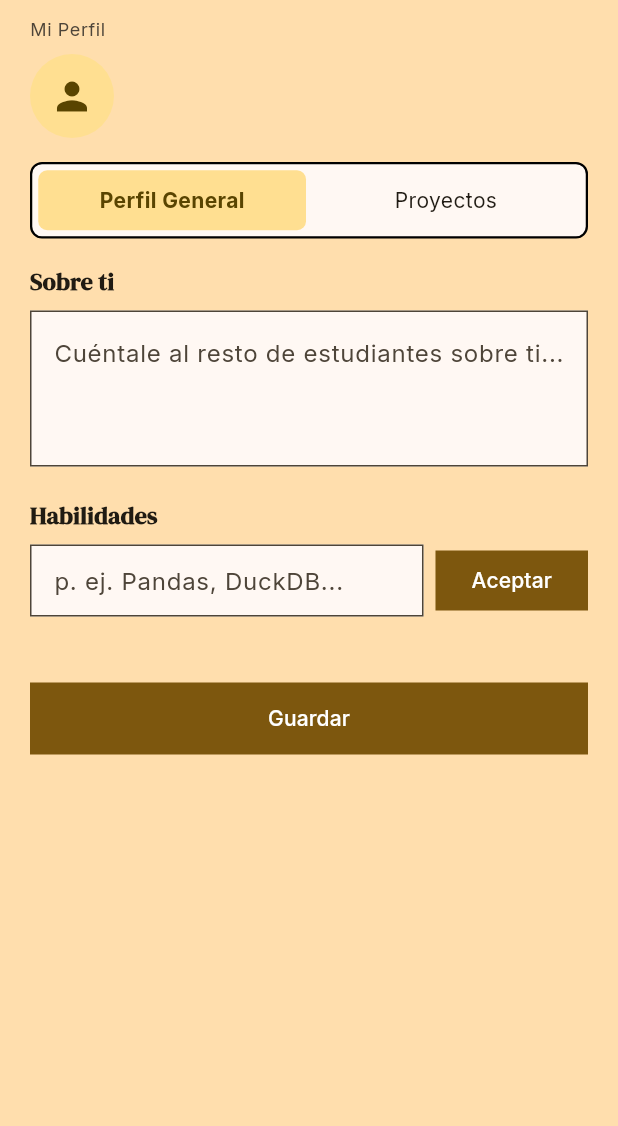
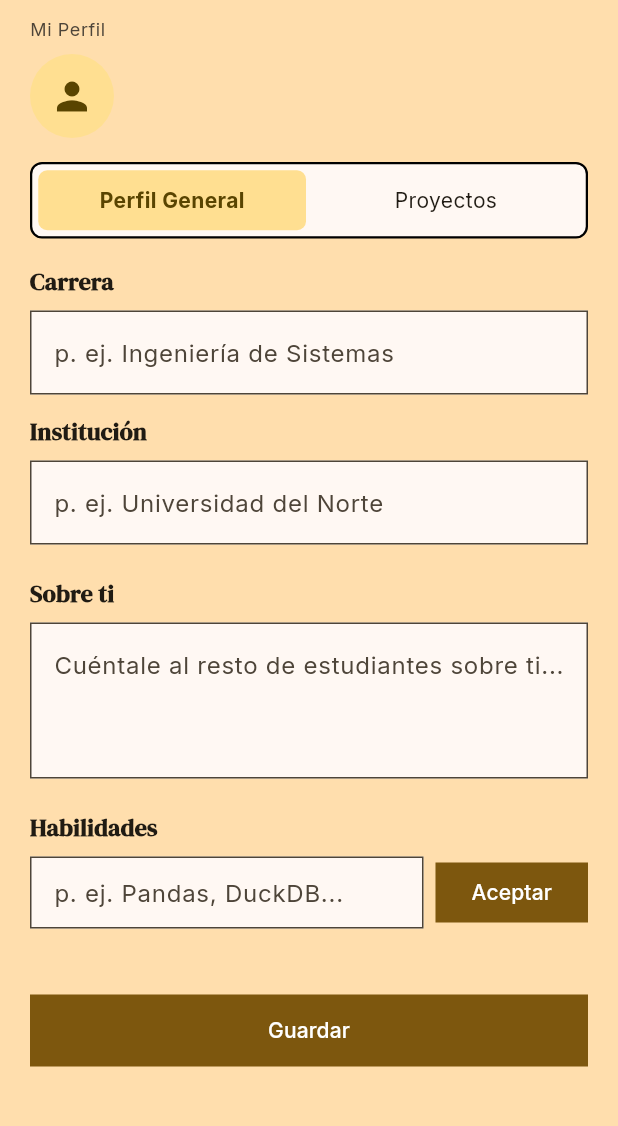
Before and after one commit to kicconsu/design-thinking, a Flutter app: the EditProfilePage screen opened directly, after a tap on "Aceptar", on a phone screen of 412 x 824 dp, the part 84-1210 px from its top. Run offline on Flutter 3.47's test engine with Material 3 defaults, Android fonts, the phone set to English and light mode, and no system bars; our stand-ins replace flex_color_scheme, flutter_secure_storage, get, google_fonts, loggy, shared_preferences; missing offline and left inert: roble; accounts and stored records are empty.

Commit message:
refactor(profile): shared profile form, career editable in edit page
The fields and the skills chip editor move out of EditProfilePage into
ProfileFormFields so the onboarding can reuse them.

```diff
--- a/app/lib/features/profile/ui/pages/edit_profile_page.dart
+++ b/app/lib/features/profile/ui/pages/edit_profile_page.dart
@@ -5,9 +5,11 @@ import 'package:imker/core/widgets/operation_done_page.dart';
 import 'package:imker/core/widgets/segmented_tab_switch.dart';
 import 'package:imker/features/auth/ui/viewmodels/authentication_controller.dart';
 import 'package:imker/features/home/ui/viewmodels/home_view_model.dart';
+
 import '../viewmodels/profile_controller.dart';
+import '../widgets/profile_form_fields.dart';
 
-/// Pantalla "Edit-Profile" del flujo de Figma: edita el resumen y las
+/// Pantalla "Edit-Profile" del flujo de Figma: edita carrera, resumen y
 /// habilidades del propio perfil.
 class EditProfilePage extends StatefulWidget {
   const EditProfilePage({super.key});
@@ -17,51 +19,27 @@ class EditProfilePage extends StatefulWidget {
 }
 
 class _EditProfilePageState extends State<EditProfilePage> {
-  final _bioController = TextEditingController();
-  final _newSkillController = TextEditingController();
-  late List<String> _skills;
+  late final ProfileFormController _form;
 
   @override
   void initState() {
     super.initState();
-    final profile = Get.find<ProfileController>().profile;
-    _bioController.text = profile?.bio ?? '';
-    _skills = List<String>.from(profile?.skills ?? const []);
+    _form = ProfileFormController(Get.find<ProfileController>().profile);
   }
 
   @override
   void dispose() {
-    _bioController.dispose();
-    _newSkillController.dispose();
+    _form.dispose();
     super.dispose();
-  }
-
-  void _addSkill() {
-    final value = _newSkillController.text.trim();
-    if (value.isEmpty) return;
-    final alreadyExists = _skills.any((s) => s.toLowerCase() == value.toLowerCase());
-    if (alreadyExists) {
-      _newSkillController.clear();
-      return;
-    }
-    setState(() {
-      _skills.add(value);
-      _newSkillController.clear();
-    });
-  }
-
-  void _removeSkill(String skill) {
-    setState(() => _skills.remove(skill));
   }
 
   Future<void> _save() async {
     final controller = Get.find<ProfileController>();
-    final current = controller.profile;
     final ok = await controller.updateProfile(
-      program: current?.program ?? '',
-      institution: current?.institution ?? '',
-      bio: _bioController.text.trim(),
-      skills: _skills,
+      program: _form.programText,
+      institution: _form.institutionText,
+      bio: _form.bioText,
+      skills: _form.skills,
     );
 
     if (!mounted) return;
@@ -110,14 +88,21 @@ class _EditProfilePageState extends State<EditProfilePage> {
         child: ListView(
           padding: const EdgeInsets.fromLTRB(20, 12, 20, 24),
           children: [
-            Text('Mi Perfil', style: tt.bodySmall?.copyWith(color: cs.onSurfaceVariant)),
+            Text(
+              'Mi Perfil',
+              style: tt.bodySmall?.copyWith(color: cs.onSurfaceVariant),
+            ),
             const SizedBox(height: 8),
             Row(
               children: [
                 CircleAvatar(
                   radius: 28,
                   backgroundColor: cs.tertiaryContainer,
-                  child: Icon(Icons.person, color: cs.onTertiaryContainer, size: 30),
+                  child: Icon(
+                    Icons.person,
+                    color: cs.onTertiaryContainer,
+                    size: 30,
+                  ),
                 ),
                 const SizedBox(width: 12),
                 Expanded(
@@ -126,7 +111,9 @@ class _EditProfilePageState extends State<EditProfilePage> {
                     children: [
                       Text(
                         auth.loggedName,
-                        style: tt.titleLarge?.copyWith(fontWeight: FontWeight.bold),
+                        style: tt.titleLarge?.copyWith(
+                          fontWeight: FontWeight.bold,
+                        ),
                       ),
                       if (profile != null && profile.academicInfo.isNotEmpty)
                         Text(profile.academicInfo, style: tt.bodySmall),
@@ -144,79 +131,15 @@ class _EditProfilePageState extends State<EditProfilePage> {
               onTabSelected: (_) {},
             ),
             const SizedBox(height: 16),
-            Text('Sobre ti', style: tt.titleMedium?.copyWith(fontWeight: FontWeight.bold)),
-            const SizedBox(height: 8),
-            TextField(
-              controller: _bioController,
-              maxLines: 5,
-              minLines: 3,
-              decoration: InputDecoration(
-                filled: true,
-                fillColor: cs.surface,
-                hintText: 'Cuéntale al resto de estudiantes sobre ti...',
-                border: OutlineInputBorder(
-                  borderRadius: BorderRadius.zero,
-                  borderSide: BorderSide(color: cs.outline),
-                ),
-              ),
-            ),
-            const SizedBox(height: 20),
-            Text('Habilidades', style: tt.titleMedium?.copyWith(fontWeight: FontWeight.bold)),
-            const SizedBox(height: 8),
-            Row(
-              children: [
-                Expanded(
-                  child: TextField(
-                    controller: _newSkillController,
-                    decoration: InputDecoration(
-                      filled: true,
-                      fillColor: cs.surface,
-                      hintText: 'p. ej. Pandas, DuckDB...',
-                      isDense: true,
-                      border: OutlineInputBorder(
-                        borderRadius: BorderRadius.zero,
-                        borderSide: BorderSide(color: cs.outline),
-                      ),
-                    ),
-                    onSubmitted: (_) => _addSkill(),
-                  ),
-                ),
-                const SizedBox(width: 8),
-                FilledButton(
-                  style: FilledButton.styleFrom(
-                    shape: const RoundedRectangleBorder(borderRadius: BorderRadius.zero),
-                  ),
-                  onPressed: _addSkill,
-                  child: const Text('Aceptar'),
-                ),
-              ],
-            ),
-            const SizedBox(height: 12),
-            Wrap(
-              spacing: 8,
-              runSpacing: 8,
-              children: _skills
-                  .map(
-                    (s) => Chip(
-                      label: Text(s),
-                      backgroundColor: cs.secondaryContainer,
-                      labelStyle: TextStyle(color: cs.onSecondaryContainer),
-                      deleteIcon: Icon(Icons.close, size: 16, color: cs.onSecondaryContainer),
-                      onDeleted: () => _removeSkill(s),
-                      shape: RoundedRectangleBorder(
-                        borderRadius: BorderRadius.zero,
-                        side: BorderSide(color: cs.outline),
-                      ),
-                    ),
-                  )
-                  .toList(),
-            ),
+            ProfileFormFields(form: _form),
             const SizedBox(height: 32),
             Obx(
               () => FilledButton(
                 style: FilledButton.styleFrom(
                   minimumSize: const Size.fromHeight(48),
-                  shape: const RoundedRectangleBorder(borderRadius: BorderRadius.zero),
+                  shape: const RoundedRectangleBorder(
+                    borderRadius: BorderRadius.zero,
+                  ),
                 ),
                 onPressed: controller.isSaving.value ? null : _save,
                 child: controller.isSaving.value
--- /dev/null
+++ b/app/lib/features/profile/ui/widgets/profile_form_fields.dart
@@ -0,0 +1,156 @@
+import 'package:flutter/material.dart';
+
+import '../../domain/models/user_profile.dart';
+
+/// Estado del formulario de perfil: lo comparten la edición y el onboarding.
+class ProfileFormController extends ChangeNotifier {
+  ProfileFormController([UserProfile? profile])
+    : program = TextEditingController(text: profile?.program ?? ''),
+      institution = TextEditingController(text: profile?.institution ?? ''),
+      bio = TextEditingController(text: profile?.bio ?? ''),
+      _skills = List<String>.from(profile?.skills ?? const []);
+
+  final TextEditingController program;
+  final TextEditingController institution;
+  final TextEditingController bio;
+  final TextEditingController newSkill = TextEditingController();
+  final List<String> _skills;
+
+  List<String> get skills => List.unmodifiable(_skills);
+
+  String get programText => program.text.trim();
+  String get institutionText => institution.text.trim();
+  String get bioText => bio.text.trim();
+
+  /// No hay nada escrito (ni habilidades): guardar sería lo mismo que omitir.
+  bool get isEmpty =>
+      programText.isEmpty &&
+      institutionText.isEmpty &&
+      bioText.isEmpty &&
+      _skills.isEmpty;
+
+  void addSkill() {
+    final value = newSkill.text.trim();
+    newSkill.clear();
+    if (value.isEmpty) return;
+    final exists = _skills.any((s) => s.toLowerCase() == value.toLowerCase());
+    if (!exists) _skills.add(value);
+    notifyListeners();
+  }
+
+  void removeSkill(String skill) {
+    _skills.remove(skill);
+    notifyListeners();
+  }
+
+  @override
+  void dispose() {
+    program.dispose();
+    institution.dispose();
+    bio.dispose();
+    newSkill.dispose();
+    super.dispose();
+  }
+}
+
+/// Campos editables del perfil: carrera, institución, resumen y habilidades.
+class ProfileFormFields extends StatelessWidget {
+  const ProfileFormFields({super.key, required this.form});
+
+  final ProfileFormController form;
+
+  InputDecoration _decoration(ColorScheme cs, String hint, {bool dense = false}) =>
+      InputDecoration(
+        filled: true,
+        fillColor: cs.surface,
+        hintText: hint,
+        isDense: dense,
+        border: OutlineInputBorder(
+          borderRadius: BorderRadius.zero,
+          borderSide: BorderSide(color: cs.outline),
+        ),
+      );
+
+  @override
+  Widget build(BuildContext context) {
+    final cs = Theme.of(context).colorScheme;
+    final tt = Theme.of(context).textTheme;
+    final title = tt.titleMedium?.copyWith(fontWeight: FontWeight.bold);
+
+    return Column(
+      crossAxisAlignment: CrossAxisAlignment.start,
+      children: [
+        Text('Carrera', style: title),
+        const SizedBox(height: 8),
+        TextField(
+          controller: form.program,
+          textCapitalization: TextCapitalization.sentences,
+          decoration: _decoration(cs, 'p. ej. Ingeniería de Sistemas'),
+        ),
+        const SizedBox(height: 12),
+        Text('Institución', style: title),
+        const SizedBox(height: 8),
+        TextField(
+          controller: form.institution,
+          textCapitalization: TextCapitalization.words,
+          decoration: _decoration(cs, 'p. ej. Universidad del Norte'),
+        ),
+        const SizedBox(height: 20),
+        Text('Sobre ti', style: title),
+        const SizedBox(height: 8),
+        TextField(
+          controller: form.bio,
+          maxLines: 5,
+          minLines: 3,
+          textCapitalization: TextCapitalization.sentences,
+          decoration: _decoration(cs, 'Cuéntale al resto de estudiantes sobre ti...'),
+        ),
+        const SizedBox(height: 20),
+        Text('Habilidades', style: title),
+        const SizedBox(height: 8),
+        Row(
+          children: [
+            Expanded(
+              child: TextField(
+                controller: form.newSkill,
+                decoration: _decoration(cs, 'p. ej. Pandas, DuckDB...', dense: true),
+                onSubmitted: (_) => form.addSkill(),
+              ),
+            ),
+            const SizedBox(width: 8),
+            FilledButton(
+              style: FilledButton.styleFrom(
+                shape: const RoundedRectangleBorder(borderRadius: BorderRadius.zero),
+              ),
+              onPressed: form.addSkill,
+              child: const Text('Aceptar'),
+            ),
+          ],
+        ),
+        const SizedBox(height: 12),
+        ListenableBuilder(
+          listenable: form,
+          builder: (context, _) => Wrap(
+            spacing: 8,
+            runSpacing: 8,
+            children: form.skills
+                .map(
+                  (s) => Chip(
+                    label: Text(s),
+                    backgroundColor: cs.secondaryContainer,
+                    labelStyle: TextStyle(color: cs.onSecondaryContainer),
+                    deleteIcon: Icon(Icons.close, size: 16, color: cs.onSecondaryContainer),
+                    onDeleted: () => form.removeSkill(s),
+                    shape: RoundedRectangleBorder(
+                      borderRadius: BorderRadius.zero,
+                      side: BorderSide(color: cs.outline),
+                    ),
+                  ),
+                )
+                .toList(),
+          ),
+        ),
+      ],
+    );
+  }
+}
```
Also changed, not shown: 2 other files.
